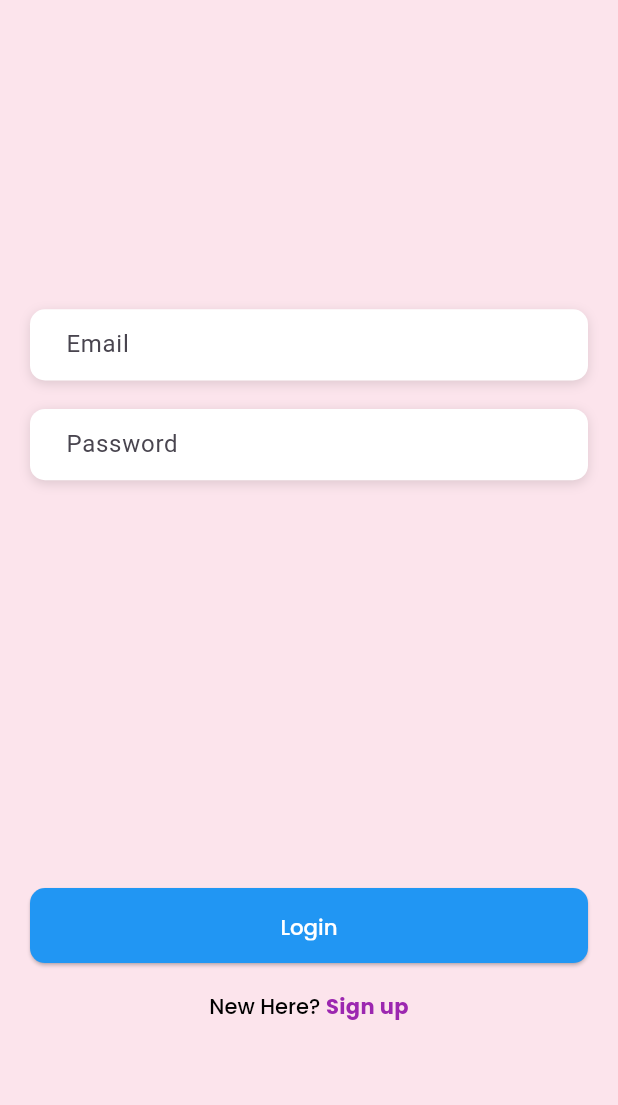
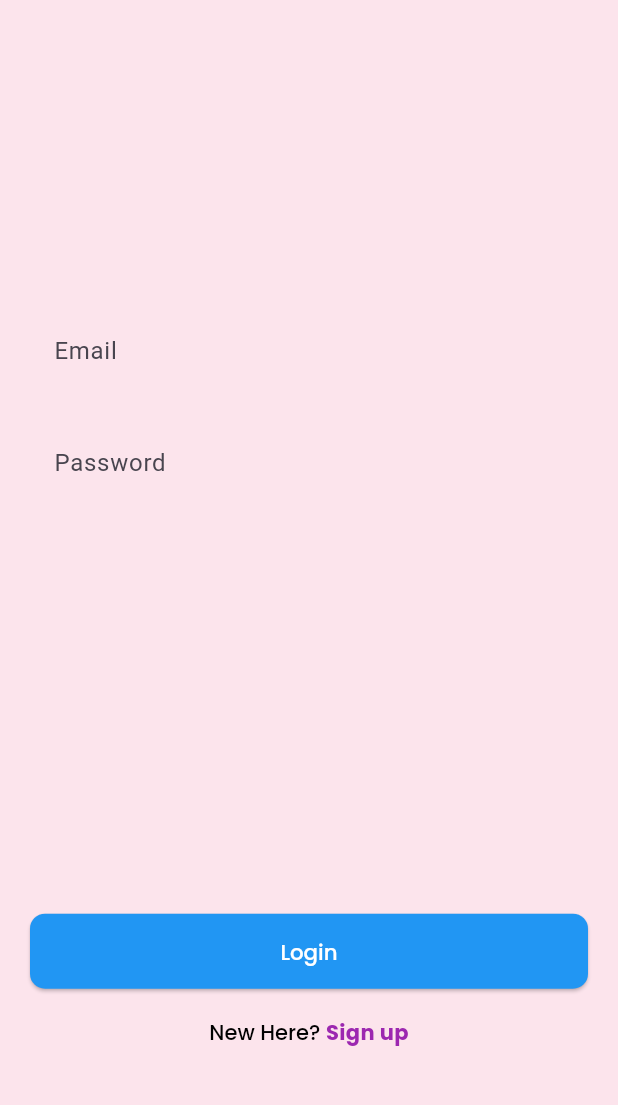
Before and after one commit to mj-stark/pingolearn-interview, a Flutter app: the screen it shows after launch, after a tap on "Login", on a phone screen of 412 x 824 dp, the part 111-1216 px from its top. Run offline on Flutter 3.47's test engine with Material 3 defaults, Android fonts, the phone set to English and light mode, and no system bars; our stand-ins replace cloud_firestore, firebase_auth, firebase_core, firebase_remote_config, flutter_screenutil, google_fonts; accounts and stored records are empty.

```diff
--- a/lib/ui/Login.dart
+++ b/lib/ui/Login.dart
@@ -7,7 +7,7 @@ import 'package:flutter_application_2/ui/HomePage.dart';
 import 'package:google_fonts/google_fonts.dart';
 
 class LoginPage extends StatefulWidget {
-  const LoginPage({super.key});
+  const LoginPage({Key? key}) : super(key: key);
 
   @override
   State<LoginPage> createState() => _LoginPageState();
@@ -18,6 +18,9 @@ class _LoginPageState extends State<LoginPage> {
   final TextEditingController _passwordController = TextEditingController();
   final AuthService _authService = AuthService();
 
+  // Form key for managing form state
+  final _formKey = GlobalKey<FormState>();
+
   @override
   Widget build(BuildContext context) {
     return Scaffold(
@@ -26,6 +29,8 @@ class _LoginPageState extends State<LoginPage> {
         child: SingleChildScrollView(
           child: Padding(
             padding: EdgeInsets.symmetric(horizontal: 20.0),
+            child: Form(
+              key: _formKey,
               child: Column(
                 mainAxisAlignment: MainAxisAlignment.start,
                 crossAxisAlignment: CrossAxisAlignment.stretch,
@@ -41,62 +46,43 @@ class _LoginPageState extends State<LoginPage> {
                     textAlign: TextAlign.start,
                   ),
                   SizedBox(height: MediaQuery.of(context).size.height * 0.25),
-                Container(
-                  height: 50.h,
-                  padding: EdgeInsets.all(8.0),
-                  decoration: BoxDecoration(
-                    color: Colors.white, // Background color of the container
-                    borderRadius:
-                        BorderRadius.circular(10.0), // Rounded corners
-                    boxShadow: [
-                      BoxShadow(
-                        color: Colors.black12,
-                        blurRadius: 6.0,
-                        offset: Offset(0, 2),
-                      ),
-                    ],
-                  ),
-                  child: TextField(
+                  TextFormField(
                     controller: _emailController,
                     decoration: InputDecoration(
                       border: OutlineInputBorder(
-                        borderSide: BorderSide.none, // No border
-                        borderRadius: BorderRadius.circular(
-                            10.0), // Rounded corners for the border
+                        borderSide: BorderSide.none,
+                        borderRadius: BorderRadius.circular(10.0),
                       ),
                       labelText: 'Email',
                     ),
                     keyboardType: TextInputType.emailAddress,
-                  ),
+                    validator: (value) {
+                      if (value == null || value.isEmpty) {
+                        return 'Please enter your email';
+                      }
+                      if (!isValidEmail(value)) {
+                        return 'Please enter a valid email';
+                      }
+                      return null;
+                    },
                   ),
                   SizedBox(height: 20.h),
-                Container(
-                  height: 50.h,
-                  padding: EdgeInsets.all(8.0),
-                  decoration: BoxDecoration(
-                    color: Colors.white, // Background color of the container
-                    borderRadius:
-                        BorderRadius.circular(10.0), // Rounded corners
-                    boxShadow: [
-                      BoxShadow(
-                        color: Colors.black12,
-                        blurRadius: 6.0,
-                        offset: Offset(0, 2),
-                      ),
-                    ],
-                  ),
-                  child: TextField(
+                  TextFormField(
                     controller: _passwordController,
                     decoration: InputDecoration(
                       labelText: 'Password',
                       border: OutlineInputBorder(
-                        borderSide: BorderSide.none, // No border
-                        borderRadius: BorderRadius.circular(
-                            10.0), // Rounded corners for the border
+                        borderSide: BorderSide.none,
+                        borderRadius: BorderRadius.circular(10.0),
                       ),
                     ),
                     obscureText: true,
-                  ),
+                    validator: (value) {
+                      if (value == null || value.isEmpty) {
+                        return 'Please enter your password';
+                      }
+                      return null;
+                    },
                   ),
                   SizedBox(height: MediaQuery.of(context).size.height * 0.33),
                   SizedBox(
@@ -104,11 +90,14 @@ class _LoginPageState extends State<LoginPage> {
                     height: 50,
                     child: ElevatedButton(
                       onPressed: () async {
+                        // Validate the form
+                        if (_formKey.currentState!.validate()) {
+                          // If valid, retrieve input values
                           final String email = _emailController.text;
                           final String password = _passwordController.text;
 
-                      User? user = await _authService
-                          .signInWithEmailAndPassword(email, password);
+                          // Call AuthService to sign in the user
+                          User? user = await _authService.signInWithEmailAndPassword(email, password);
 
                           if (user != null) {
                             ScaffoldMessenger.of(context).showSnackBar(
@@ -120,10 +109,9 @@ class _LoginPageState extends State<LoginPage> {
                             );
                           } else {
                             ScaffoldMessenger.of(context).showSnackBar(
-                          SnackBar(
-                              content: Text(
-                                  'Login failed. Please check your credentials.')),
+                              SnackBar(content: Text('Login failed. Please check your credentials.')),
                             );
+                          }
                         }
                       },
                       style: ElevatedButton.styleFrom(
@@ -132,8 +120,7 @@ class _LoginPageState extends State<LoginPage> {
                         padding: EdgeInsets.symmetric(vertical: 15),
                         textStyle: TextStyle(fontSize: 15.sp),
                         shape: RoundedRectangleBorder(
-                        borderRadius: BorderRadius.circular(
-                            10), // Adjust radius as needed
+                          borderRadius: BorderRadius.circular(10),
                         ),
                       ),
                       child: Text(
@@ -160,8 +147,8 @@ class _LoginPageState extends State<LoginPage> {
                               onTap: () {
                                 Navigator.push(
                                   context,
-                                  MaterialPageRoute(
-                                      builder: (context) => SignupPage()));
+                                  MaterialPageRoute(builder: (context) => SignupPage()),
+                                );
                               },
                               child: Text(
                                 'Sign up',
@@ -181,6 +168,11 @@ class _LoginPageState extends State<LoginPage> {
             ),
           ),
         ),
+      ),
     );
   }
+
+  bool isValidEmail(String email) {
+    return RegExp(r'^[\w-\.]+@([\w-]+\.)+[\w-]{2,4}$').hasMatch(email);
   }
+}
```
Lines whose indentation alone changed are shown as unchanged.
